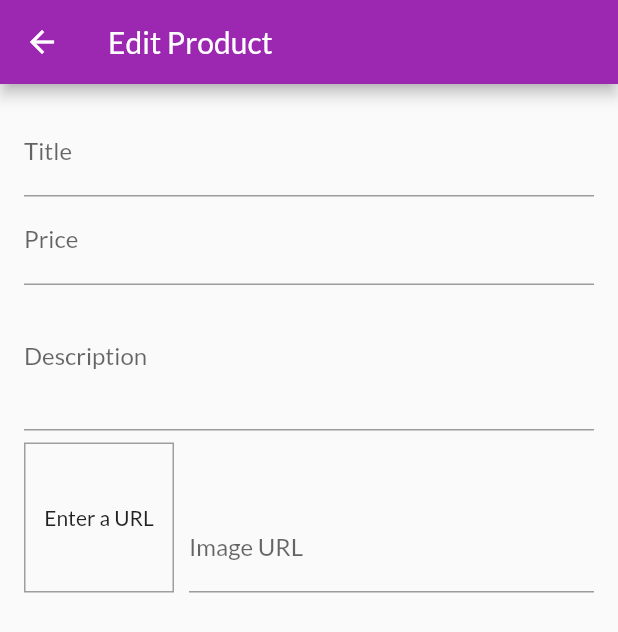
After one commit to maxmoros/UdemyFlutter, a Flutter app: the EditProductScreen screen opened by its route, on a phone screen of 412 x 824 dp. The commit adds this screen. Shown: the top 632 px of the screen. Run offline on Flutter 3.47's test engine with Material 2 defaults, Android fonts, the phone set to English and light mode, and no system bars; network calls fail.

Commit message:
Day6-Section8-2

```diff
--- a/lib/main.dart
+++ b/lib/main.dart
@@ -3,6 +3,7 @@ import 'package:provider/provider.dart';
 
 import './screens/cart_screen.dart';
 import './screens/orders_screen.dart';
+import './screens/edit_product_screen.dart';
 import './screens/user_products_screen.dart';
 import './screens/product_detail_screen.dart';
 import './screens/products_overview_screen.dart';
@@ -40,6 +41,7 @@ class MyApp extends StatelessWidget {
           CartScreen.routeName: (ctx) => CartScreen(),
           OrdersScreen.routeName: (ctx) => OrdersScreen(),
           UserProductsSreen.routeName: (ctx) => UserProductsSreen(),
+          EditProductScreen.routeName: (ctx) => EditProductScreen(),
         },
       ),
     );
--- a/lib/screens/edit_product.dart
+++ /dev/null
@@ -1,15 +0,0 @@
-import 'package:flutter/material.dart';
-
-class EditProduct extends StatefulWidget {
-  @override
-  _EditProductState createState() => _EditProductState();
-}
-
-class _EditProductState extends State<EditProduct> {
-  @override
-  Widget build(BuildContext context) {
-    return Scaffold(
-
-    );
-  }
-}
--- /dev/null
+++ b/lib/screens/edit_product_screen.dart
@@ -0,0 +1,110 @@
+import 'package:flutter/material.dart';
+
+class EditProductScreen extends StatefulWidget {
+  static const routeName = '/edit-product';
+  @override
+  _EditProductScreenState createState() => _EditProductScreenState();
+}
+
+class _EditProductScreenState extends State<EditProductScreen> {
+  final _priceFocusNode = FocusNode();
+  final _descriptionFocusNode = FocusNode();
+  final _imageUrlFocusNode = FocusNode();
+  final _imageUrlController = TextEditingController();
+
+  @override
+  void initState() {
+    _imageUrlFocusNode.addListener(_updateImageUrl);
+    super.initState();
+  }
+
+  @override
+  void dispose() {
+    _imageUrlFocusNode.removeListener(_updateImageUrl);
+    _priceFocusNode.dispose();
+    _descriptionFocusNode.dispose();
+    _imageUrlController.dispose();
+    _imageUrlFocusNode.dispose();
+    super.dispose();
+  }
+
+  void _updateImageUrl() {
+    if (!_imageUrlFocusNode.hasFocus) {
+      setState(() {});
+    }
+  }
+
+  @override
+  Widget build(BuildContext context) {
+    return Scaffold(
+      appBar: AppBar(
+        title: Text('Edit Product'),
+      ),
+      body: Padding(
+        padding: EdgeInsets.all(16),
+        child: Form(
+          child: ListView(
+            children: <Widget>[
+              TextFormField(
+                decoration: InputDecoration(labelText: 'Title'),
+                textInputAction: TextInputAction.next,
+                onFieldSubmitted: (_) {
+                  FocusScope.of(context).requestFocus(_priceFocusNode);
+                },
+              ),
+              TextFormField(
+                decoration: InputDecoration(labelText: 'Price'),
+                textInputAction: TextInputAction.next,
+                keyboardType: TextInputType.number,
+                focusNode: _priceFocusNode,
+                onFieldSubmitted: (_) {
+                  FocusScope.of(context).requestFocus(_descriptionFocusNode);
+                },
+              ),
+              TextFormField(
+                decoration: InputDecoration(labelText: 'Description'),
+                maxLines: 3,
+                keyboardType: TextInputType.multiline,
+                focusNode: _descriptionFocusNode,
+              ),
+              Row(
+                crossAxisAlignment: CrossAxisAlignment.end,
+                children: <Widget>[
+                  Container(
+                    width: 100,
+                    height: 100,
+                    margin: EdgeInsets.only(top: 8, right: 10),
+                    decoration: BoxDecoration(
+                      border: Border.all(
+                        color: Colors.grey,
+                        width: 1,
+                      ),
+                    ),
+                    alignment: Alignment.center,
+                    child: _imageUrlController.text.isEmpty
+                        ? Text('Enter a URL')
+                        : FittedBox(
+                            child: Image.network(
+                              _imageUrlController.text,
+                              fit: BoxFit.cover,
+                            ),
+                          ),
+                  ),
+                  Expanded(
+                    child: TextFormField(
+                      decoration: InputDecoration(labelText: 'Image URL'),
+                      keyboardType: TextInputType.url,
+                      textInputAction: TextInputAction.done,
+                      controller: _imageUrlController,
+                      focusNode: _imageUrlFocusNode,
+                    ),
+                  ),
+                ],
+              )
+            ],
+          ),
+        ),
+      ),
+    );
+  }
+}
--- a/lib/screens/user_products_screen.dart
+++ b/lib/screens/user_products_screen.dart
@@ -4,6 +4,7 @@ import 'package:provider/provider.dart';
 import '../providers/products.dart';
 import '../widgets/user_product_item.dart';
 import '../widgets/app_drawer.dart';
+import '../screens/edit_product_screen.dart';
 
 class UserProductsSreen extends StatelessWidget {
   static const routeName = '/user-products';
@@ -16,7 +17,9 @@ class UserProductsSreen extends StatelessWidget {
         actions: <Widget>[
           IconButton(
             icon: const Icon(Icons.add),
-            onPressed: () {},
+            onPressed: () {
+              Navigator.of(context).pushNamed(EditProductScreen.routeName);
+            },
           ),
         ],
       ),
```
